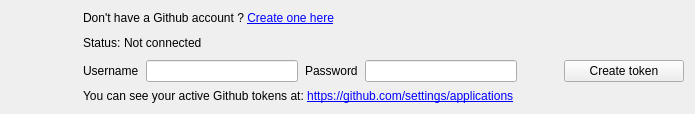
This is src/ui/skeletons/form_gh_login.ui in 132nd-etcher/EASI as Qt 5 draws it before an edit. The edited form follows.
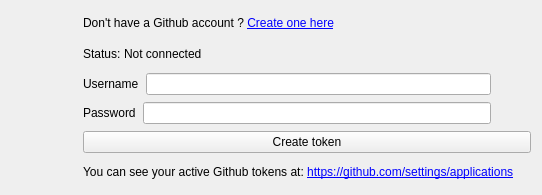
This is the edited form. Icons and pictures are not drawn.

Commit message: changed gh login form layoutmod creation wizard minimum width

```diff
--- a/src/ui/skeletons/form_gh_login.ui
+++ b/src/ui/skeletons/form_gh_login.ui
@@ -6,8 +6,8 @@
    <rect>
     <x>0</x>
     <y>0</y>
-    <width>695</width>
-    <height>114</height>
+    <width>542</width>
+    <height>195</height>
    </rect>
   </property>
   <property name="windowTitle">
@@ -128,7 +128,7 @@
       </layout>
      </item>
      <item>
-      <layout class="QHBoxLayout" name="layout_gh_create_token" stretch="0,1,0,1,0,0">
+      <layout class="QHBoxLayout" name="layout_gh_create_token" stretch="0,1,0">
        <item>
         <widget class="QLabel" name="githubUsernameLabel">
          <property name="sizePolicy">
@@ -137,6 +137,12 @@
            <verstretch>0</verstretch>
           </sizepolicy>
          </property>
+         <property name="minimumSize">
+          <size>
+           <width>50</width>
+           <height>0</height>
+          </size>
+         </property>
          <property name="text">
           <string>Username</string>
          </property>
@@ -153,6 +159,29 @@
         </widget>
        </item>
        <item>
+        <spacer name="spacer_gh_create_token">
+         <property name="sizePolicy">
+          <sizepolicy hsizetype="Minimum" vsizetype="Minimum">
+           <horstretch>0</horstretch>
+           <verstretch>0</verstretch>
+          </sizepolicy>
+         </property>
+         <property name="orientation">
+          <enum>Qt::Horizontal</enum>
+         </property>
+         <property name="sizeHint" stdset="0">
+          <size>
+           <width>40</width>
+           <height>20</height>
+          </size>
+         </property>
+        </spacer>
+       </item>
+      </layout>
+     </item>
+     <item>
+      <layout class="QHBoxLayout" name="horizontalLayout_2" stretch="0,1,0">
+       <item>
         <widget class="QLabel" name="githubPasswordLabel">
          <property name="sizePolicy">
           <sizepolicy hsizetype="Preferred" vsizetype="Preferred">
@@ -160,6 +189,12 @@
            <verstretch>0</verstretch>
           </sizepolicy>
          </property>
+         <property name="minimumSize">
+          <size>
+           <width>50</width>
+           <height>0</height>
+          </size>
+         </property>
          <property name="text">
           <string>Password</string>
          </property>
@@ -179,16 +214,13 @@
         </widget>
        </item>
        <item>
-        <spacer name="spacer_gh_create_token">
-         <property name="sizePolicy">
-          <sizepolicy hsizetype="Minimum" vsizetype="Minimum">
-           <horstretch>0</horstretch>
-           <verstretch>0</verstretch>
-          </sizepolicy>
-         </property>
+        <spacer name="horizontalSpacer">
          <property name="orientation">
           <enum>Qt::Horizontal</enum>
          </property>
+         <property name="sizeType">
+          <enum>QSizePolicy::Fixed</enum>
+         </property>
          <property name="sizeHint" stdset="0">
           <size>
            <width>40</width>
@@ -196,6 +228,8 @@
           </size>
          </property>
         </spacer>
+       </item>
+      </layout>
        </item>
        <item>
         <widget class="QPushButton" name="btn_gh_create">
@@ -221,8 +255,6 @@
           <string>Create token</string>
          </property>
         </widget>
-       </item>
-      </layout>
      </item>
      <item>
       <widget class="QLabel" name="label_gh_tokens_http_link">
```
Lines whose indentation alone changed are shown as unchanged. The commit also changes 1 other file.
